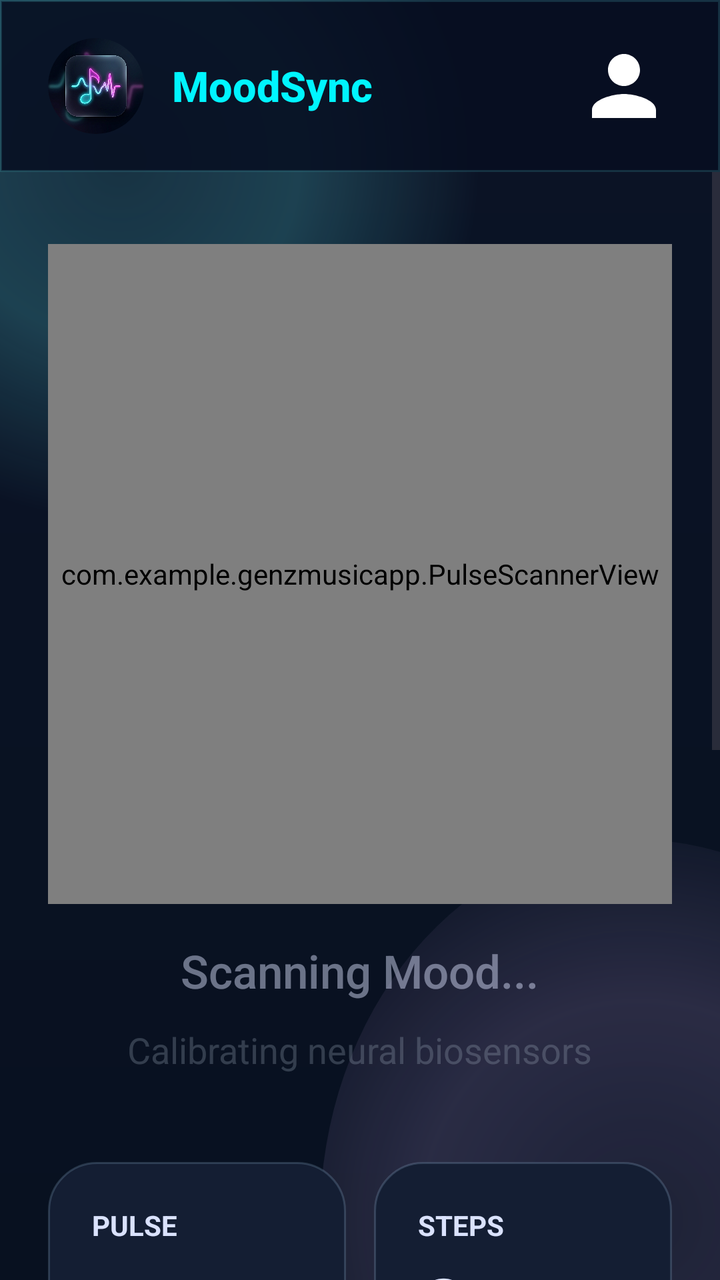
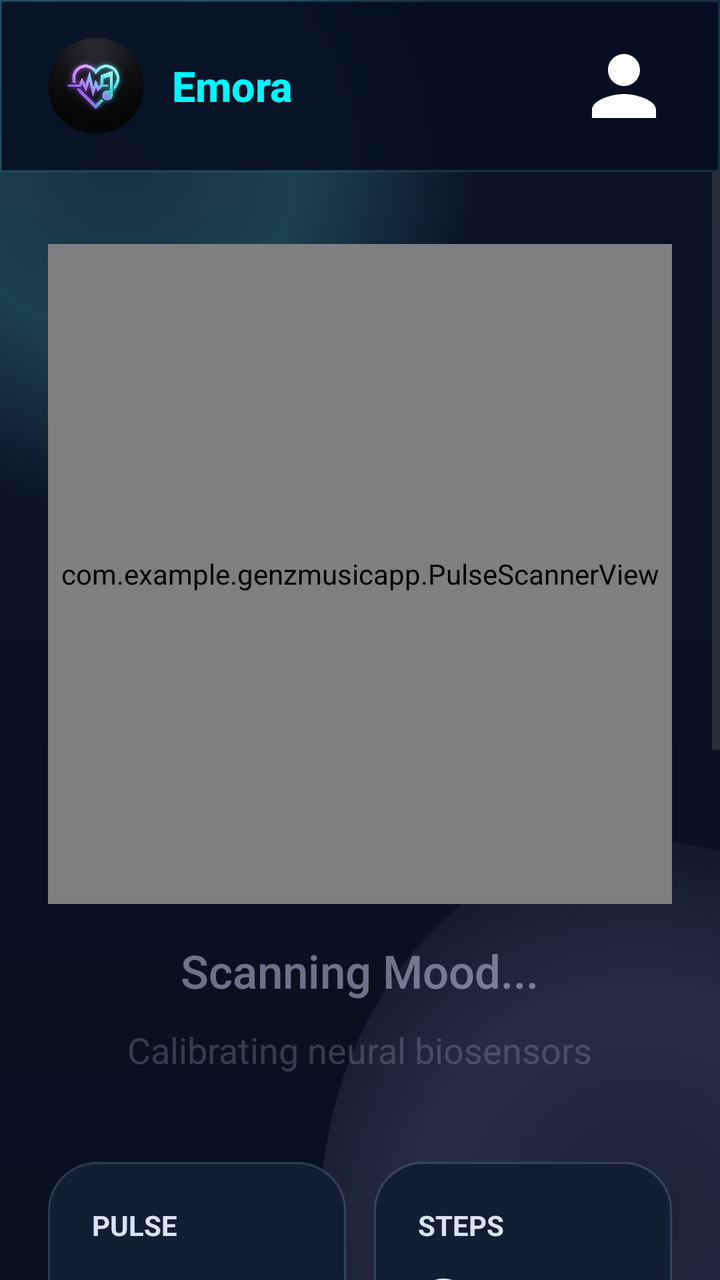

An Android layout rendered at two revisions. The XML below is the earlier revision; the diff shows what the commit changed to produce the second picture.
<!-- AndroidManifest.xml: application theme Theme.Genzmusicapp -->
<!-- res/layout/screen_live_mood.xml -->
<?xml version="1.0" encoding="utf-8"?>
<LinearLayout xmlns:android="http://schemas.android.com/apk/res/android"
    android:layout_width="match_parent"
    android:layout_height="match_parent"
    android:background="@drawable/bg_app"
    android:orientation="vertical">

    <include layout="@layout/view_topbar" />

    <ScrollView
        android:layout_width="match_parent"
        android:layout_height="0dp"
        android:layout_weight="1"
        android:fillViewport="true"
        android:overScrollMode="never">

        <LinearLayout
            android:layout_width="match_parent"
            android:layout_height="wrap_content"
            android:gravity="center_horizontal"
            android:orientation="vertical"
            android:paddingStart="24dp"
            android:paddingTop="36dp"
            android:paddingEnd="24dp"
            android:paddingBottom="116dp">

            <com.example.genzmusicapp.PulseScannerView
                android:id="@+id/pulseScanner"
                android:layout_width="330dp"
                android:layout_height="330dp" />

            <TextView
                android:id="@+id/liveBleStatusText"
                android:layout_width="wrap_content"
                android:layout_height="wrap_content"
                android:layout_marginTop="18dp"
                android:fontFamily="sans-serif-medium"
                android:text="Scanning Mood..."
                android:textColor="#78DAE2FD"
                android:textSize="23sp" />

            <TextView
                android:layout_width="wrap_content"
                android:layout_height="wrap_content"
                android:layout_marginTop="12dp"
                android:text="Calibrating neural biosensors"
                android:textColor="#44AAB7C8"
                android:textSize="18sp" />

            <LinearLayout
                android:layout_width="match_parent"
                android:layout_height="140dp"
                android:layout_marginTop="44dp"
                android:orientation="horizontal">

                <LinearLayout
                    android:layout_width="0dp"
                    android:layout_height="match_parent"
                    android:layout_weight="1"
                    android:background="@drawable/glass_panel"
                    android:orientation="vertical"
                    android:padding="22dp">

                    <TextView
                        android:layout_width="wrap_content"
                        android:layout_height="wrap_content"
                        android:text="PULSE"
                        android:textColor="@color/mood_text"
                        android:textSize="14sp"
                        android:textStyle="bold" />

                    <Space
                        android:layout_width="1dp"
                        android:layout_height="0dp"
                        android:layout_weight="1" />

                    <LinearLayout
                        android:layout_width="wrap_content"
                        android:layout_height="wrap_content"
                        android:gravity="bottom"
                        android:orientation="horizontal">

                        <TextView
                            android:id="@+id/livePulseValue"
                            android:layout_width="wrap_content"
                            android:layout_height="wrap_content"
                            android:fontFamily="sans-serif-black"
                            android:text="74"
                            android:textColor="@color/mood_text"
                            android:textSize="44sp"
                            android:textStyle="bold" />

                        <TextView
                            android:layout_width="wrap_content"
                            android:layout_height="wrap_content"
                            android:layout_marginStart="3dp"
                            android:layout_marginBottom="8dp"
                            android:text="BPM"
                            android:textColor="@color/mood_text"
                            android:textSize="13sp"
                            android:textStyle="bold" />
                    </LinearLayout>
                </LinearLayout>

                <LinearLayout
                    android:layout_width="0dp"
                    android:layout_height="match_parent"
                    android:layout_marginStart="14dp"
                    android:layout_weight="1"
                    android:background="@drawable/glass_panel"
                    android:orientation="vertical"
                    android:padding="22dp">

                    <TextView
                        android:layout_width="wrap_content"
                        android:layout_height="wrap_content"
                        android:text="STEPS"
                        android:textColor="@color/mood_text"
                        android:textSize="14sp"
                        android:textStyle="bold" />

                    <Space
                        android:layout_width="1dp"
                        android:layout_height="0dp"
                        android:layout_weight="1" />

                    <TextView
                        android:id="@+id/liveStepsValue"
                        android:layout_width="wrap_content"
                        android:layout_height="wrap_content"
                        android:fontFamily="sans-serif-black"
                        android:text="0"
                        android:textColor="@color/mood_text"
                        android:textSize="44sp"
                        android:textStyle="bold" />

                    <ProgressBar
                        style="?android:attr/progressBarStyleHorizontal"
                        android:layout_width="match_parent"
                        android:layout_height="8dp"
                        android:layout_marginTop="8dp"
                        android:indeterminate="false"
                        android:max="100"
                        android:progress="26"
                        android:progressDrawable="@drawable/progress_violet" />
                </LinearLayout>
            </LinearLayout>

            <LinearLayout
                android:layout_width="match_parent"
                android:layout_height="wrap_content"
                android:layout_marginTop="42dp"
                android:background="@drawable/glass_panel_rounded_32"
                android:gravity="top"
                android:orientation="horizontal"
                android:padding="28dp">

                <View
                    android:layout_width="64dp"
                    android:layout_height="64dp"
                    android:background="@drawable/circle_cyan" />

                <LinearLayout
                    android:layout_width="0dp"
                    android:layout_height="wrap_content"
                    android:layout_marginStart="18dp"
                    android:layout_weight="1"
                    android:orientation="vertical">

                    <TextView
                        android:layout_width="wrap_content"
                        android:layout_height="wrap_content"
                        android:text="LIVE VIBE ANALYSIS"
                        android:textColor="@color/mood_cyan"
                        android:textSize="14sp"
                        android:textStyle="bold" />

                    <TextView
                        android:id="@+id/liveMoodText"
                        android:layout_width="match_parent"
                        android:layout_height="wrap_content"
                        android:layout_marginTop="14dp"
                        android:lineSpacingExtra="5dp"
                        android:text="Your current biometric signature indicates a state of optimal tranquility. Heart rate variability is stable and stress markers are easing."
                        android:textColor="@color/mood_text"
                        android:textSize="18sp" />
                </LinearLayout>
            </LinearLayout>
        </LinearLayout>
    </ScrollView>
</LinearLayout>
<!-- res/layout/view_topbar.xml (included above) -->
<?xml version="1.0" encoding="utf-8"?>
<LinearLayout xmlns:android="http://schemas.android.com/apk/res/android"
    xmlns:app="http://schemas.android.com/apk/res-auto"
    android:id="@+id/topbar"
    android:layout_width="match_parent"
    android:layout_height="86dp"
    android:background="@drawable/topbar_bg"
    android:gravity="center_vertical"
    android:orientation="horizontal"
    android:paddingStart="24dp"
    android:paddingEnd="24dp">

    <androidx.cardview.widget.CardView
        android:layout_width="48dp"
        android:layout_height="48dp"
        app:cardCornerRadius="24dp"
        app:cardElevation="0dp"
        app:cardBackgroundColor="@android:color/transparent">
        <ImageView
            android:id="@+id/topAppIcon"
            android:layout_width="match_parent"
            android:layout_height="match_parent"
            android:src="@mipmap/ic_launcher_round"
            android:contentDescription="MusicZ Icon"
            android:scaleType="centerCrop" />
    </androidx.cardview.widget.CardView>

    <TextView
        android:id="@+id/topBrand"
        android:layout_width="0dp"
        android:layout_height="wrap_content"
        android:layout_marginStart="14dp"
        android:layout_weight="1"
        android:fontFamily="sans-serif-medium"
        android:text="@string/brand_short"
        android:textColor="@color/mood_cyan"
        android:textSize="21sp"
        android:textStyle="bold" />

    <com.google.android.material.imageview.ShapeableImageView
        android:id="@+id/settingsButton"
        android:layout_width="48dp"
        android:layout_height="48dp"
        app:shapeAppearanceOverlay="@style/circleImageView"
        android:contentDescription="Profile"
        android:src="@drawable/ic_person"
        android:scaleType="centerCrop" />
</LinearLayout>
<!-- resources referenced by this layout -->
<resources>
  <color name="mood_cyan">#00f5ff</color>
  <color name="mood_text">#dae2fd</color>
  <!-- drawable circle_cyan (drawable) -->
  <?xml version="1.0" encoding="utf-8"?>
  <shape xmlns:android="http://schemas.android.com/apk/res/android" android:shape="oval">
      <solid android:color="#2263F7FF" />
      <stroke android:width="1dp" android:color="#6663F7FF" />
  </shape>
  <!-- drawable glass_panel (drawable) -->
  <?xml version="1.0" encoding="utf-8"?>
  <shape xmlns:android="http://schemas.android.com/apk/res/android" android:shape="rectangle">
      <solid android:color="#141E33" />
      <stroke android:width="1dp" android:color="#2FB5DCFF" />
      <corners android:radius="24dp" />
      <padding
          android:bottom="1dp"
          android:left="1dp"
          android:right="1dp"
          android:top="1dp" />
  </shape>
  <!-- drawable glass_panel_rounded_32 (drawable) -->
  <?xml version="1.0" encoding="utf-8"?>
  <shape xmlns:android="http://schemas.android.com/apk/res/android" android:shape="rectangle">
      <solid android:color="#15233A" />
      <stroke android:width="1dp" android:color="#35B5DCFF" />
      <corners android:radius="32dp" />
  </shape>
  <!-- drawable ic_person (drawable) -->
  <vector xmlns:android="http://schemas.android.com/apk/res/android"
      android:width="24dp"
      android:height="24dp"
      android:viewportWidth="24"
      android:viewportHeight="24"
      android:tint="#FFFFFF">
    <path
        android:fillColor="@android:color/white"
        android:pathData="M12,12c2.21,0 4,-1.79 4,-4s-1.79,-4 -4,-4 -4,1.79 -4,4 1.79,4 4,4zM12,14c-2.67,0 -8,1.34 -8,4v2h16v-2c0,-2.66 -5.33,-4 -8,-4z"/>
  </vector>
  <!-- drawable progress_violet (drawable) -->
  <?xml version="1.0" encoding="utf-8"?>
  <layer-list xmlns:android="http://schemas.android.com/apk/res/android">
      <item android:id="@android:id/background">
          <shape android:shape="rectangle">
              <solid android:color="#1FFFFFFF" />
              <corners android:radius="999dp" />
          </shape>
      </item>
      <item android:id="@android:id/progress">
          <scale android:scaleWidth="100%">
              <shape android:shape="rectangle">
                  <gradient
                      android:angle="0"
                      android:endColor="#FFE0F2"
                      android:startColor="@color/mood_violet" />
                  <corners android:radius="999dp" />
              </shape>
          </scale>
      </item>
  </layer-list>
  <!-- drawable topbar_bg (drawable) -->
  <?xml version="1.0" encoding="utf-8"?>
  <shape xmlns:android="http://schemas.android.com/apk/res/android" android:shape="rectangle">
      <solid android:color="#D8060E20" />
      <stroke android:width="1dp" android:color="#2463F7FF" />
  </shape>
  <!-- mipmap ic_launcher_round: png bitmap (mipmap-hdpi, 450864 bytes) -->
  <string name="brand_short">MoodSync</string>
  <style name="circleImageView" parent="">
          <item name="cornerFamily">rounded</item>
          <item name="cornerSize">50%</item>
      </style>
  <style name="Theme.Genzmusicapp" parent="Base.Theme.Genzmusicapp" />
  <color name="mood_background">#0b1326</color>
  <color name="mood_violet">#ddb7ff</color>
  <style name="Base.Theme.Genzmusicapp" parent="Theme.Material3.DayNight.NoActionBar">
          
          
      </style>
  <!-- unchanged entries left out for length: 1 -->
</resources>

<!-- the commit's change to res/layout/screen_live_mood.xml (unified diff, before → after) -->
@@ -155,10 +155,15 @@
                 android:orientation="horizontal"
                 android:padding="28dp">
 
-                <View
+                <TextView
+                    android:id="@+id/liveMoodEmoji"
                     android:layout_width="64dp"
                     android:layout_height="64dp"
-                    android:background="@drawable/circle_cyan" />
+                    android:background="@drawable/circle_cyan"
+                    android:gravity="center"
+                    android:text="⏳"
+                    android:textColor="#FFFFFF"
+                    android:textSize="32sp" />
 
                 <LinearLayout
                     android:layout_width="0dp"
@@ -213,7 +218,7 @@
             android:layout_width="match_parent"
             android:layout_height="match_parent"
             android:src="@mipmap/ic_launcher_round"
-            android:contentDescription="MusicZ Icon"
+            android:contentDescription="Emora Icon"
             android:scaleType="centerCrop" />
     </androidx.cardview.widget.CardView>
 
<!-- resource entries referenced after the edit -->
@@ -65,8 +65,8 @@
       <solid android:color="#D8060E20" />
       <stroke android:width="1dp" android:color="#2463F7FF" />
   </shape>
-  <!-- mipmap ic_launcher_round: png bitmap (mipmap-hdpi, 450864 bytes) -->
-  <string name="brand_short">MoodSync</string>
+  <!-- mipmap ic_launcher_round: png bitmap (mipmap-hdpi, 196052 bytes) -->
+  <string name="brand_short">Emora</string>
   <style name="circleImageView" parent="">
           <item name="cornerFamily">rounded</item>
           <item name="cornerSize">50%</item>
